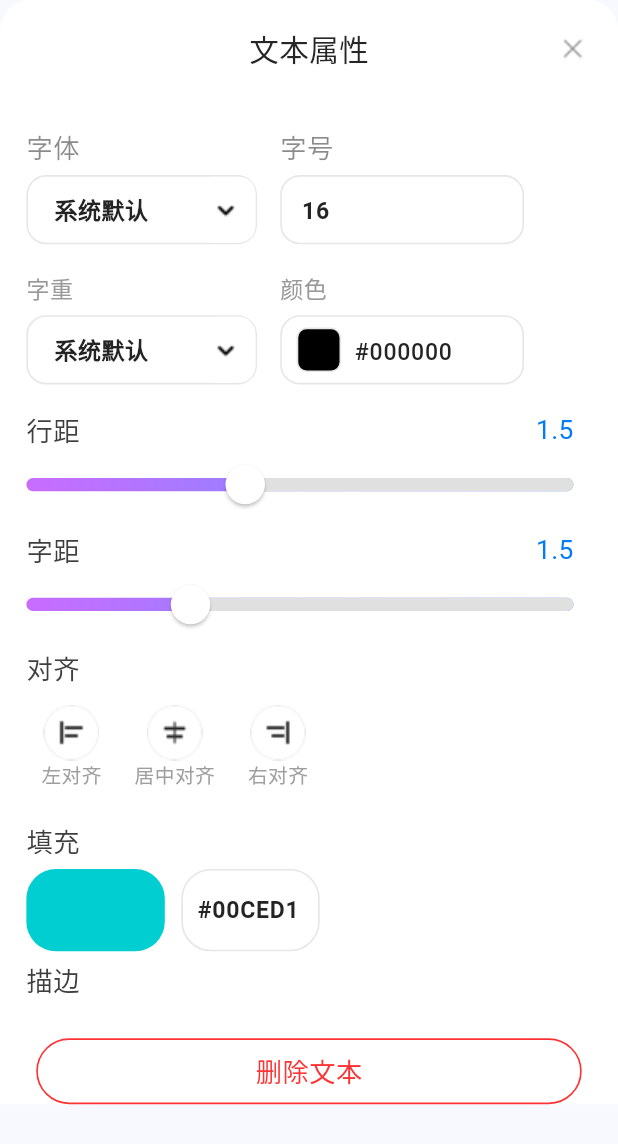
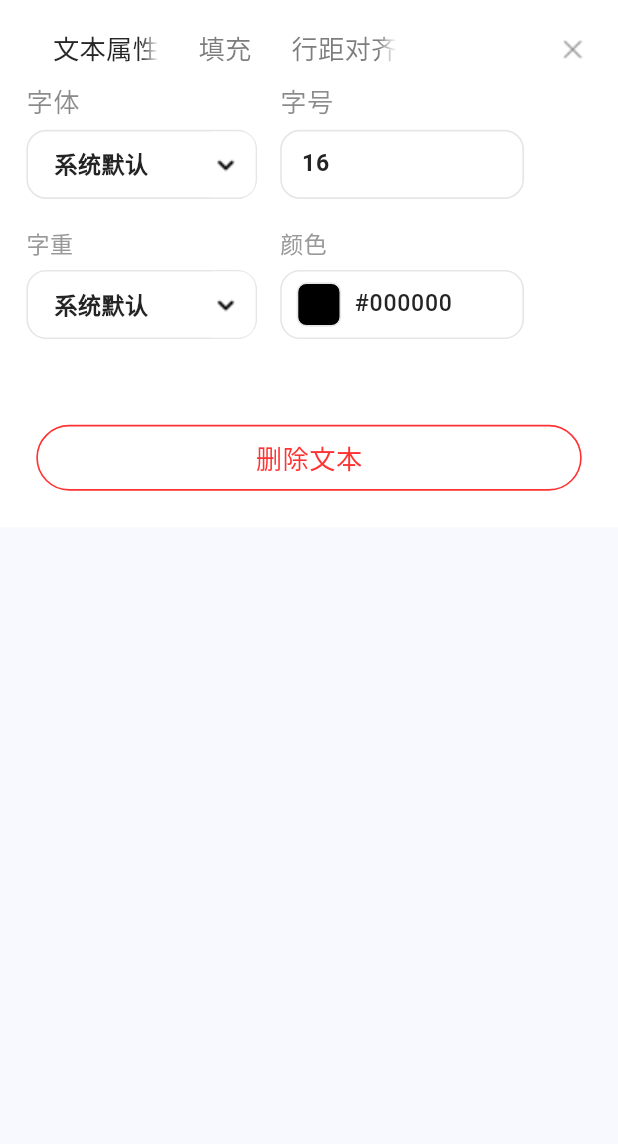
Before and after one commit to ZhangHJX/yutu, a Flutter app: the TextPropertyDialog widget shown alone on an empty page, opened directly, on a phone screen of 412 x 824 dp. Shown: the top 1144 px of the screen. Run offline on Flutter 3.47's test engine with Material 3 defaults, Android fonts, the phone set to English and light mode, and no system bars; drawn by our look-alikes of pull_to_refresh; our stand-ins replace dio, flutter_colorpicker, flutter_dotenv, flutter_hooks, flutter_keyboard_visibility, flutter_screenutil and 8 more; missing offline and left inert: image_gallery_saver_plus, json_serializable; accounts and stored records are empty; Roboto replaces fonts that are missing (NotoSansSC).

Commit message:
属性弹框修改

```diff
--- a/common/lib/src/utils/screen_tools.dart
+++ b/common/lib/src/utils/screen_tools.dart
@@ -71,4 +71,11 @@ class ScreenTools {
   static double getSafeAreaRight(BuildContext context) {
     return MediaQuery.of(context).padding.right;
   }
+
+  static double getKeyboardHeight(
+    BuildContext context,
+    bool isKeyboardVisible,
+  ) {
+    return isKeyboardVisible ? MediaQuery.of(context).viewInsets.bottom : 0.0;
+  }
 }
--- a/lib/ui/canvas/create_canvals_page.dart
+++ b/lib/ui/canvas/create_canvals_page.dart
@@ -112,6 +112,10 @@ class _CreateCanvalsPageState extends State<CreateCanvalsPage> {
         onDeleteText: () {
           _deleteText();
         },
+        onPropertyChanged: () {
+          // 属性实时更新时的回调，立即刷新UI和重新计算尺寸
+          _refreshTextBoxAfterPropertyChange();
+        },
       ),
       alignment: Alignment.bottomCenter,
       animationType: SmartAnimationType.centerFade_otherSlide,
@@ -123,14 +127,11 @@ class _CreateCanvalsPageState extends State<CreateCanvalsPage> {
       ),
       useAnimation: true,
       usePenetrate: false,
-    ).then((_) {
-      // 对话框关闭后的回调，刷新 UI 并重新计算文本尺寸
-      _refreshTextBoxAfterPropertyChange();
-      _savedTextWidth = null; // 清除保存的宽度
-    });
+    );
   }
 
   /// 刷新文本框，重新计算尺寸（当属性变化时）
+  /// 注意：属性值已经在 TextPropertyDialog 中实时更新，这里只需要重新计算尺寸并刷新UI
   void _refreshTextBoxAfterPropertyChange() {
     if (_activeElement == null || _activeElement!.type != ElementType.text) {
       return;
@@ -171,6 +172,7 @@ class _CreateCanvalsPageState extends State<CreateCanvalsPage> {
         box.width = singleLineSize.width;
         box.height = singleLineSize.height;
       }
+      // setState 会触发整个 widget 树重新构建，从而更新所有依赖 box 的组件（如 EditContentBox）
     });
   }
 
--- /dev/null
+++ b/lib/ui/canvas/utils/index.dart
@@ -0,0 +1,3 @@
+export 'canvals_edit_box_util.dart';
+export 'color_picker_dialog.dart';
+export 'color_value_formatter.dart';
--- a/lib/ui/canvas/widgets/property/shape_property_dialog.dart
+++ b/lib/ui/canvas/widgets/property/shape_property_dialog.dart
@@ -2,8 +2,7 @@ import 'package:common/common.dart';
 import 'package:flutter/material.dart';
 import 'package:flutter_keyboard_visibility/flutter_keyboard_visibility.dart';
 import '../../controllers/create_design_model.dart';
-import '../color_picker_dialog.dart';
-import '../../utils/color_value_formatter.dart';
+import '../../utils/index.dart';
 
 class ShapePropertyDialog extends StatefulWidget {
   final EditBoxData? editBoxData;
--- a/lib/ui/canvas/widgets/property/text_property_dialog.dart
+++ b/lib/ui/canvas/widgets/property/text_property_dialog.dart
@@ -1,19 +1,29 @@
 import 'package:common/common.dart';
 import 'package:flutter/material.dart';
 import 'package:flutter_keyboard_visibility/flutter_keyboard_visibility.dart';
-import '../color_picker_dialog.dart';
+import '../../utils/index.dart';
 
 class TextPropertyDialog extends StatefulWidget {
   final VoidCallback? onDeleteText;
   final dynamic editBoxData; // EditBoxData from create_design_model
-
-  const TextPropertyDialog({super.key, this.onDeleteText, this.editBoxData});
+  final VoidCallback? onPropertyChanged; // 属性改变时的回调
+
+  const TextPropertyDialog({
+    super.key,
+    this.onDeleteText,
+    this.editBoxData,
+    this.onPropertyChanged,
+  });
 
   @override
   State<TextPropertyDialog> createState() => _TextPropertyDialogState();
 }
 
-class _TextPropertyDialogState extends State<TextPropertyDialog> {
+class _TextPropertyDialogState extends State<TextPropertyDialog>
+    with SingleTickerProviderStateMixin {
+  // TabController
+  late TabController _tabController;
+
   // 字体和字号
   String _fontFamily = '系统默认';
   final TextEditingController _fontSizeController = TextEditingController(
@@ -28,8 +38,8 @@ class _TextPropertyDialogState extends State<TextPropertyDialog> {
   );
 
   // 行距和字距
-  double _lineHeight = 1.5;
-  double _letterSpacing = 1.5;
+  double _lineHeight = 1.0;
+  double _letterSpacing = 0;
 
   // 对齐
   TextAlign _textAlign = TextAlign.left;
@@ -90,6 +100,7 @@ class _TextPropertyDialogState extends State<TextPropertyDialog> {
   @override
   void initState() {
     super.initState();
+    _tabController = TabController(length: 3, vsync: this);
     _initializeFromModel();
   }
 
@@ -101,7 +112,7 @@ class _TextPropertyDialogState extends State<TextPropertyDialog> {
 
     // 初始化字体和字号
     _fontFamily = data.fontFamily ?? '系统默认';
-    _fontSizeController.text = data.fontSize?.toString() ?? '16';
+    _fontSizeController.text = data.fontSize?.toInt().toString() ?? '16';
 
     // 初始化字重
     _fontWeight = _fontWeightToString(data.fontWeight);
@@ -111,8 +122,8 @@ class _TextPropertyDialogState extends State<TextPropertyDialog> {
     _textColorController.text = _textColor;
 
     // 初始化行距和字距
-    _lineHeight = data.lineHeight ?? 1.5;
-    _letterSpacing = data.fontSpace ?? 1.5;
+    _lineHeight = data.lineHeight ?? 1.0;
+    _letterSpacing = data.fontSpace ?? 0;
 
     // 初始化对齐方式
     _textAlign = data.align ?? TextAlign.left;
@@ -174,6 +185,7 @@ class _TextPropertyDialogState extends State<TextPropertyDialog> {
 
   @override
   void dispose() {
+    _tabController.dispose();
     _fontSizeController.dispose();
     _textColorController.dispose();
     _fillColor1Controller.dispose();
@@ -236,6 +248,9 @@ class _TextPropertyDialogState extends State<TextPropertyDialog> {
     data.shawX = double.tryParse(_shadowXController.text) ?? 0.0;
     data.shawY = double.tryParse(_shadowYController.text) ?? 0.0;
     data.blurValue = double.tryParse(_shadowBlurController.text) ?? 0.0;
+
+    // 通知外部属性已更新，触发实时刷新
+    widget.onPropertyChanged?.call();
   }
 
   @override
@@ -245,18 +260,13 @@ class _TextPropertyDialogState extends State<TextPropertyDialog> {
       // ⭐ 使用 KeyboardVisibilityBuilder 监听键盘状态
       child: KeyboardVisibilityBuilder(
         builder: (context, isKeyboardVisible) {
-          // 根据键盘是否可见动态计算底部边距
-          final keyboardHeight = isKeyboardVisible
-              ? MediaQuery.of(context).viewInsets.bottom
-              : 0.0;
-
           return Container(
             width: ScreenTools.screenWidth,
-            // ⭐ 固定高度，不随键盘变化
-            height:
-                ScreenTools.screenHeight - 80.w - ScreenTools.statusBarHeight,
+            height: ScreenTools.bottomBarHeight + 320.w,
             // ⭐ 动态底部边距，将整个弹框顶上去
-            margin: EdgeInsets.only(bottom: keyboardHeight),
+            margin: EdgeInsets.only(
+              bottom: ScreenTools.getKeyboardHeight(context, isKeyboardVisible),
+            ),
             decoration: BoxDecoration(
               color: Colors.white,
               borderRadius: BorderRadius.only(
@@ -269,49 +279,22 @@ class _TextPropertyDialogState extends State<TextPropertyDialog> {
                 Column(
                   children: [
                     // 标题栏
-                    _buildTitleBar(),
-
-                    // 可滚动的内容区域
+                    _buildTitleBarWithTabs(),
+
+                    // TabBarView 内容区域
                     Expanded(
-                      child: SingleChildScrollView(
-                        padding: EdgeInsets.symmetric(vertical: 20.w),
-                        child: Column(
-                          crossAxisAlignment: CrossAxisAlignment.start,
-                          children: [
-                            // 字体和字号
-                            _buildFontAndSizeSection(),
-                            SizedBox(height: 17.w),
-
-                            // 字重和颜色
-                            _buildFontWeightAndColorSection(),
-                            SizedBox(height: 16.w),
-
-                            // 行距和字距
-                            _buildSpacingSection(),
-                            SizedBox(height: 12.w),
-
-                            // 对齐
-                            _buildAlignmentSection(),
-                            SizedBox(height: 12.w),
-
-                            // 填充
-                            _buildFillSection(),
-                            SizedBox(height: 6.w),
-
-                            // 描边
-                            _buildBorderSection(),
-                            SizedBox(height: 6.w),
-
-                            // 阴影
-                            _buildShadowSection(),
-                            SizedBox(height: 6.w),
-                          ],
-                        ),
-                      ),
-                    ),
-
-                    // 删除文本按钮
-                    _buildDeleteButton(),
+                      child: TabBarView(
+                        controller: _tabController,
+                        children: [
+                          // 文本属性标签页
+                          _buildTextPropertyTab(),
+                          // 填充标签页
+                          _buildFillTab(),
+                          // 行距对齐标签页
+                          _buildSpacingAlignmentTab(),
+                        ],
+                      ),
+                    ),
                   ],
                 ),
 
@@ -355,34 +338,61 @@ class _TextPropertyDialogState extends State<TextPropertyDialog> {
   }
 
   // 标题栏
-  Widget _buildTitleBar() {
+  Widget _buildTitleBarWithTabs() {
     return Container(
-      padding: EdgeInsets.only(bottom: 15.w),
-      width: double.infinity,
-      child: Stack(
-        children: [
-          Center(
-            child: Padding(
-              padding: EdgeInsets.only(top: 17.w),
-              child: Text(
-                '文本属性',
-                style: TextStyle(
-                  fontSize: 18.w,
+      width: ScreenTools.screenWidth,
+      color: Colors.white,
+      child: Row(
+        children: [
+          Container(
+            width: ScreenTools.screenWidth - 130.w,
+            height: 50.w,
+            padding: EdgeInsets.only(left: 28.w, top: 10.w),
+            child: TabBar(
+              controller: _tabController,
+              labelColor: "#ff262626".color,
+              unselectedLabelColor: "#ff262626".color.withValues(alpha: 0.6),
+              labelStyle: TextStyle(
+                fontSize: 16.w,
                 fontWeight: FontWeight.w500,
-                  color: "#ff262626".color,
-                ),
-              ),
-            ),
-          ),
-
-          Positioned(
-            right: 10.w,
-            top: 12.w,
-            child: GestureDetector(
+              ),
+              unselectedLabelStyle: TextStyle(
+                fontSize: 16.w,
+                fontWeight: FontWeight.w500,
+              ),
+              indicatorColor: Colors.transparent,
+              dividerColor: Colors.transparent,
+              labelPadding: EdgeInsets.zero,
+              indicatorPadding: EdgeInsets.zero,
+              tabs: [
+                Container(
+                  width: 64.w,
+                  color: Colors.white,
+                  child: Tab(text: '文本属性'),
+                ),
+                Container(
+                  width: 64.w,
+                  color: Colors.white,
+                  child: Tab(text: '填充'),
+                ),
+                Container(
+                  width: 64.w,
+                  color: Colors.white,
+                  child: Tab(text: '行距对齐'),
+                ),
+              ],
+            ),
+          ),
+
+          Spacer(),
+
+          // 关闭按钮
+          GestureDetector(
             onTap: () {
               SmartDialog.dismiss();
             },
-              child: SizedBox(
+            child: Container(
+              margin: EdgeInsets.only(top: 10.w),
               width: 35.w,
               height: 35.w,
               child: Center(
@@ -395,9 +405,28 @@ class _TextPropertyDialogState extends State<TextPropertyDialog> {
               ),
             ),
           ),
-          ),
-        ],
-      ),
+          SizedBox(width: 10.w),
+        ],
+      ),
+    );
+  }
+
+  // 文本属性标签页
+  Widget _buildTextPropertyTab() {
+    return Column(
+      crossAxisAlignment: CrossAxisAlignment.start,
+      children: [
+        // 字体和字号
+        _buildFontAndSizeSection(),
+        SizedBox(height: 17.w),
+
+        // 字重和颜色
+        _buildFontWeightAndColorSection(),
+        SizedBox(height: 30.w),
+
+        // 删除文本按钮
+        _buildDeleteButton(),
+      ],
     );
   }
 
@@ -480,6 +509,7 @@ class _TextPropertyDialogState extends State<TextPropertyDialog> {
           ),
 
           SizedBox(width: 14.w),
+
           Expanded(
             child: Column(
               crossAxisAlignment: CrossAxisAlignment.start,
@@ -513,6 +543,7 @@ class _TextPropertyDialogState extends State<TextPropertyDialog> {
                       fontSize: 14.w,
                       color: "#ff242424".color,
                       fontWeight: FontWeight.w600,
+                      height: 1.5,
                     ),
                     onChanged: (value) {
                       _updateModel();
@@ -521,10 +552,9 @@ class _TextPropertyDialogState extends State<TextPropertyDialog> {
                       border: InputBorder.none,
                       enabledBorder: InputBorder.none,
                       focusedBorder: InputBorder.none,
-                      contentPadding: EdgeInsets.only(
-                        left: 12.w,
-                        right: 12.w,
-                        bottom: 2.w,
+                      contentPadding: EdgeInsets.symmetric(
+                        vertical: 16.w,
+                        horizontal: 12.w,
                       ),
                     ),
                   ),
@@ -675,12 +705,13 @@ class _TextPropertyDialogState extends State<TextPropertyDialog> {
                           height: 42.w,
                           child: TextField(
                             controller: _textColorController,
+                            inputFormatters: [HexColorFormatter()],
                             decoration: InputDecoration(
                               border: InputBorder.none,
                               enabledBorder: InputBorder.none,
                               focusedBorder: InputBorder.none,
                               contentPadding: EdgeInsets.symmetric(
-                                vertical: 14.w,
+                                vertical: 16.w,
                               ),
                             ),
                             style: TextStyle(
@@ -689,27 +720,95 @@ class _TextPropertyDialogState extends State<TextPropertyDialog> {
                               color: "#ff242424".color,
                             ),
                             onChanged: (value) {
-                              // 当输入颜色值时更新左边的颜色预览
-                              if (value.startsWith('#') && value.length >= 7) {
-                                try {
+                              if (value.isNotEmpty && value.length == 7) {
                                 setState(() {
                                   _textColor = value;
                                   _updateModel();
                                 });
-                                } catch (e) {
-                                  // 颜色值无效
-                                }
-                              }
-                            },
-                          ),
-                        ),
-                      ),
-                    ],
-                  ),
-                ),
-              ],
-            ),
-          ),
+                              }
+                            },
+                          ),
+                        ),
+                      ),
+                    ],
+                  ),
+                ),
+              ],
+            ),
+          ),
+        ],
+      ),
+    );
+  }
+
+  Widget _buildDeleteButton() {
+    return Padding(
+      padding: EdgeInsets.only(
+        left: 22.w,
+        right: 22.w,
+        top: 22.w,
+        bottom: 22.w,
+      ),
+      child: GestureDetector(
+        onTap: () {
+          widget.onDeleteText?.call();
+          SmartDialog.dismiss();
+        },
+        child: Container(
+          width: double.infinity,
+          height: 40.w,
+          decoration: BoxDecoration(
+            color: Colors.white,
+            borderRadius: BorderRadius.circular(20.w),
+            border: Border.all(color: "#FFFF3333".color, width: 1.w),
+          ),
+          child: Center(
+            child: Text(
+              '删除文本',
+              style: TextStyle(
+                fontSize: 16.w,
+                fontWeight: FontWeight.w500,
+                color: "#FFFF3333".color,
+              ),
+            ),
+          ),
+        ),
+      ),
+    );
+  }
+
+  // 填充标签页
+  Widget _buildFillTab() {
+    return Column(
+      crossAxisAlignment: CrossAxisAlignment.start,
+      children: [
+        // 填充
+        _buildFillSection(),
+        SizedBox(height: 18.w),
+
+        // 描边
+        _buildBorderSection(),
+        SizedBox(height: 7.w),
+
+        // 阴影
+        _buildShadowSection(),
+      ],
+    );
+  }
+
+  // 行距对齐标签页
+  Widget _buildSpacingAlignmentTab() {
+    return SingleChildScrollView(
+      padding: EdgeInsets.symmetric(vertical: 20.w),
+      child: Column(
+        crossAxisAlignment: CrossAxisAlignment.start,
+        children: [
+          // 行距和字距
+          _buildSpacingSection(),
+          SizedBox(height: 13.w),
+
+          // 对齐
+          _buildAlignmentSection(),
         ],
       ),
     );
@@ -799,7 +898,7 @@ class _TextPropertyDialogState extends State<TextPropertyDialog> {
                 _updateModel();
               });
             },
-            min: 0.5,
+            min: 0.0,
             max: 3.0,
           ),
 
@@ -896,8 +995,8 @@ class _TextPropertyDialogState extends State<TextPropertyDialog> {
   Widget _buildFillSection() {
     return Padding(
       padding: EdgeInsets.symmetric(horizontal: 16.w),
-      child: Column(
-        crossAxisAlignment: CrossAxisAlignment.start,
+      child: Row(
+        crossAxisAlignment: CrossAxisAlignment.center,
         children: [
           Text(
             '填充',
@@ -908,12 +1007,9 @@ class _TextPropertyDialogState extends State<TextPropertyDialog> {
             ),
           ),
 
-          SizedBox(height: 6.w),
+          SizedBox(width: 12.w),
 
           // 上面的颜色输入框 - 固定宽度
-          Row(
-            children: [
-              // 颜色预览widget
           GestureDetector(
             onTap: () {
               _openColorPicker(
@@ -928,7 +1024,7 @@ class _TextPropertyDialogState extends State<TextPropertyDialog> {
               );
             },
             child: Container(
-                  width: 84.w,
+              width: 58.w,
               height: 50.w,
               decoration: BoxDecoration(
                 color: _fillColor1.color,
@@ -952,8 +1048,9 @@ class _TextPropertyDialogState extends State<TextPropertyDialog> {
             child: TextField(
               controller: _fillColor1Controller,
               textAlign: TextAlign.center,
+              inputFormatters: [HexColorFormatter()],
               onChanged: (value) {
-                    if (value.startsWith('#') && value.length >= 7) {
+                if (value.isNotEmpty && value.length == 7) {
                   setState(() {
                     _fillColor1 = value;
                     _updateModel();
@@ -976,16 +1073,14 @@ class _TextPropertyDialogState extends State<TextPropertyDialog> {
           ),
         ],
       ),
-        ],
-      ),
     );
   }
 
   Widget _buildBorderSection() {
     return Padding(
-      padding: EdgeInsets.only(left: 16.w, right: 42.w),
-      child: Column(
-        crossAxisAlignment: CrossAxisAlignment.start,
+      padding: EdgeInsets.symmetric(horizontal: 16.w),
+      child: Row(
+        crossAxisAlignment: CrossAxisAlignment.center,
         children: [
           Text(
             '描边',
@@ -996,12 +1091,9 @@ class _TextPropertyDialogState extends State<TextPropertyDialog> {
             ),
           ),
 
-          SizedBox(height: 6.w),
+          SizedBox(width: 12.w),
 
           // 下面的内容：颜色widget、颜色值输入框、边框图标、边框大小输入框
-          Row(
-            children: [
-              // 颜色预览widget
           GestureDetector(
             onTap: () {
               _openColorPicker(
@@ -1016,7 +1108,7 @@ class _TextPropertyDialogState extends State<TextPropertyDialog> {
               );
             },
             child: Container(
-                  width: 84.w,
+              width: 58.w,
               height: 50.w,
               decoration: BoxDecoration(
                 color: _fillColor2.color,
@@ -1025,11 +1117,10 @@ class _TextPropertyDialogState extends State<TextPropertyDialog> {
             ),
           ),
 
-              SizedBox(width: 10.w),
+          SizedBox(width: 12.w),
 
           // 颜色值输入框
-              Expanded(
-                child: Container(
+          Container(
             width: 84.w,
             height: 50.w,
             decoration: BoxDecoration(
@@ -1041,8 +1132,9 @@ class _TextPropertyDialogState extends State<TextPropertyDialog> {
             child: TextField(
               controller: _fillColor2Controller,
               textAlign: TextAlign.center,
+              inputFormatters: [HexColorFormatter()],
               onChanged: (value) {
-                      if (value.startsWith('#') && value.length >= 7) {
+                if (value.isNotEmpty && value.length == 7) {
                   setState(() {
                     _fillColor2 = value;
                     _updateModel();
@@ -1063,9 +1155,8 @@ class _TextPropertyDialogState extends State<TextPropertyDialog> {
               ),
             ),
           ),
-              ),
-
-              SizedBox(width: 17.w),
+
+          SizedBox(width: 9.w),
 
           // 边框图标
           Image.asset(
@@ -1075,7 +1166,7 @@ class _TextPropertyDialogState extends State<TextPropertyDialog> {
             fit: BoxFit.cover,
           ),
 
-              SizedBox(width: 12.w),
+          SizedBox(width: 6.w),
 
           // 边框大小输入框
           Container(
@@ -1088,9 +1179,7 @@ class _TextPropertyDialogState extends State<TextPropertyDialog> {
             ),
             alignment: Alignment.center,
             child: TextField(
-                  controller: TextEditingController(
-                    text: _fillStyle.toString(),
-                  ),
+              controller: TextEditingController(text: _fillStyle.toString()),
               keyboardType: TextInputType.number,
               textAlign: TextAlign.center,
               onChanged: (value) {
@@ -1117,8 +1206,6 @@ class _TextPropertyDialogState extends State<TextPropertyDialog> {
           ),
         ],
       ),
-        ],
-      ),
     );
   }
 
@@ -1145,7 +1232,7 @@ class _TextPropertyDialogState extends State<TextPropertyDialog> {
                 onTap: () {
                   setState(() {
                     _shadowEnabled = !_shadowEnabled;
-                    // _updateModel();
+                    _updateModel();
                   });
                 },
                 child: Row(
@@ -1176,7 +1263,7 @@ class _TextPropertyDialogState extends State<TextPropertyDialog> {
             ],
           ),
 
-          SizedBox(height: 6.w),
+          SizedBox(height: 12.w),
 
           // 颜色预览、输入框、X、Y
           Row(
@@ -1196,7 +1283,7 @@ class _TextPropertyDialogState extends State<TextPropertyDialog> {
                   );
                 },
                 child: Container(
-                  width: 84.w,
+                  width: 58.w,
                   height: 50.w,
                   decoration: BoxDecoration(
                     color: _shadowColor.color,
@@ -1205,11 +1292,10 @@ class _TextPropertyDialogState extends State<TextPropertyDialog> {
                 ),
               ),
 
-              SizedBox(width: 10.w),
+              SizedBox(width: 12.w),
 
               // 颜色输入框
-              Expanded(
-                child: Container(
+              Container(
                 width: 84.w,
                 height: 50.w,
                 decoration: BoxDecoration(
@@ -1221,8 +1307,9 @@ class _TextPropertyDialogState extends State<TextPropertyDialog> {
                 child: TextField(
                   controller: _shadowColorController,
                   textAlign: TextAlign.center,
+                  inputFormatters: [HexColorFormatter()],
                   onChanged: (value) {
-                      if (value.startsWith('#') && value.length >= 7) {
+                    if (value.isNotEmpty && value.length == 7) {
                       setState(() {
                         _shadowColor = value;
                         _updateModel();
@@ -1239,7 +1326,6 @@ class _TextPropertyDialogState extends State<TextPropertyDialog> {
                     fontSize: 14.w,
                     fontWeight: FontWeight.w600,
                     color: "#ff242424".color,
-                    ),
                   ),
                 ),
               ),
@@ -1279,9 +1365,11 @@ class _TextPropertyDialogState extends State<TextPropertyDialog> {
                           keyboardType: TextInputType.number,
                           textAlign: TextAlign.center,
                           onChanged: (value) {
+                            if (value.isNotEmpty) {
                               final x = double.tryParse(value);
                               if (x != null) {
                                 _updateModel();
+                              }
                             }
                           },
                           decoration: InputDecoration(
@@ -1337,9 +1425,11 @@ class _TextPropertyDialogState extends State<TextPropertyDialog> {
                           keyboardType: TextInputType.number,
                           textAlign: TextAlign.center,
                           onChanged: (value) {
+                            if (value.isNotEmpty) {
                               final y = double.tryParse(value);
                               if (y != null) {
                                 _updateModel();
+                              }
                             }
                           },
                           decoration: InputDecoration(
@@ -1362,7 +1452,7 @@ class _TextPropertyDialogState extends State<TextPropertyDialog> {
             ],
           ),
 
-          SizedBox(height: 13.w),
+          SizedBox(height: 11.w),
 
           // 模糊输入框
           Container(
@@ -1391,15 +1481,17 @@ class _TextPropertyDialogState extends State<TextPropertyDialog> {
 
                 Expanded(
                   child: Padding(
-                    padding: EdgeInsets.only(right: 5.w),
+                    padding: EdgeInsets.symmetric(horizontal: 5.w),
                     child: TextField(
                       controller: _shadowBlurController,
                       keyboardType: TextInputType.number,
                       textAlign: TextAlign.center,
                       onChanged: (value) {
+                        if (value.isNotEmpty) {
                           final blur = double.tryParse(value);
                           if (blur != null) {
                             _updateModel();
+                          }
                         }
                       },
                       decoration: InputDecoration(
@@ -1421,41 +1513,6 @@ class _TextPropertyDialogState extends State<TextPropertyDialog> {
           ),
         ],
       ),
-    );
-  }
-
-  Widget _buildDeleteButton() {
-    return Column(
-      children: [
-        GestureDetector(
-          onTap: () {
-            widget.onDeleteText?.call();
-            SmartDialog.dismiss();
-          },
-          child: Container(
-            margin: EdgeInsets.only(left: 22.w, right: 22.w, top: 22.w),
-            width: double.infinity,
-            height: 40.w,
-            decoration: BoxDecoration(
-              color: Colors.white,
-              borderRadius: BorderRadius.circular(20.w),
-              border: Border.all(color: "#FFFF3333".color, width: 1.w),
-            ),
-            child: Center(
-              child: Text(
-                '删除文本',
-                style: TextStyle(
-                  fontSize: 16.w,
-                  fontWeight: FontWeight.w500,
-                  color: "#FFFF3333".color,
-                ),
-              ),
-            ),
-          ),
-        ),
-        // 底部安全区域
-        SizedBox(height: ScreenTools.bottomBarHeight),
-      ],
     );
   }
 
```
Also changed, not shown: lib/ui/canvas/utils/color_picker_dialog.dart (renamed from lib/ui/canvas/widgets/color_picker_dialog.dart). Lines whose indentation alone changed are shown as unchanged.
